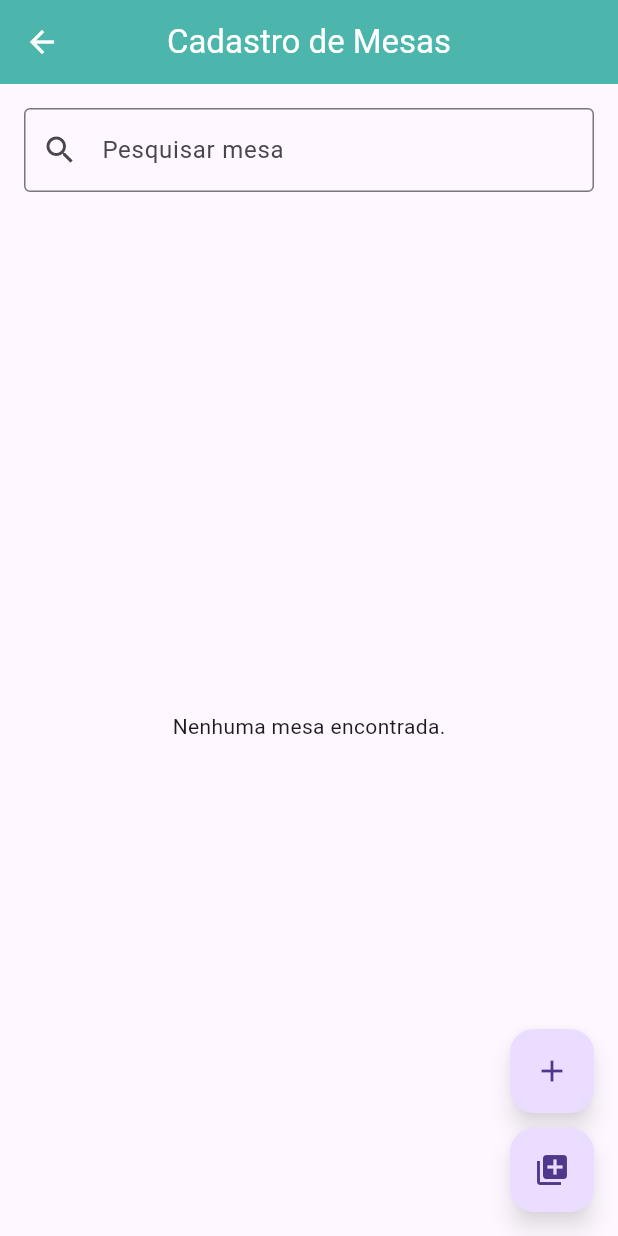
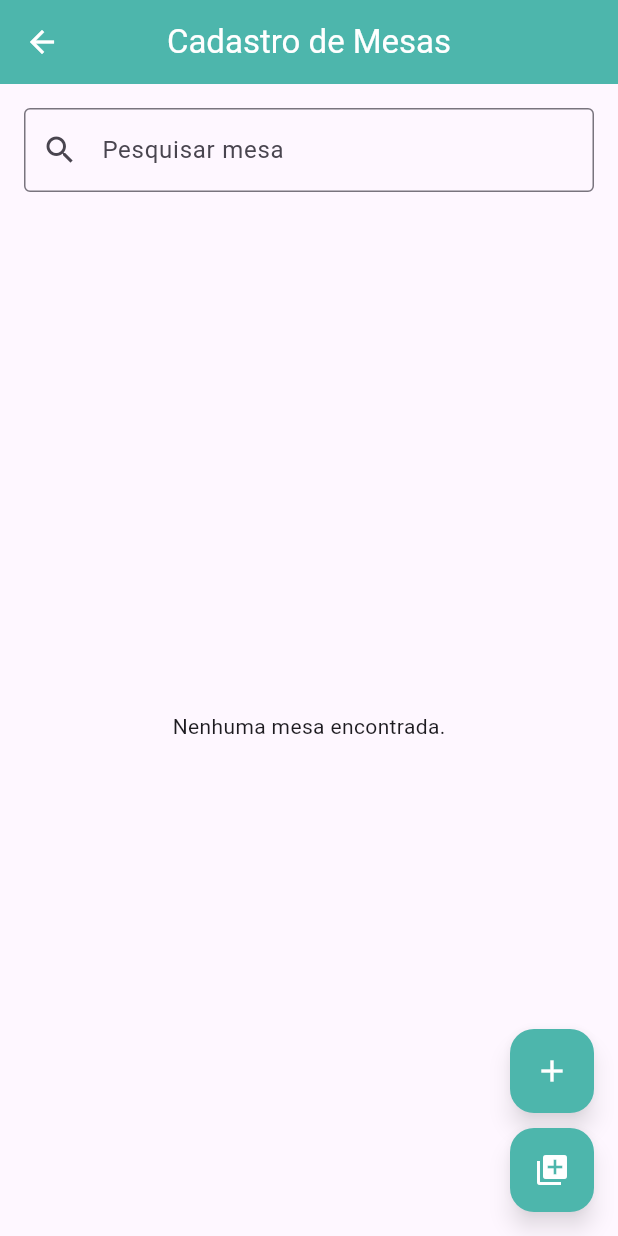
Before and after one commit to jandersonsiqueira/OrderSync, a Flutter app: the CadastroMesasPage screen opened directly, after a tap on the "add" icon, on a phone screen of 412 x 824 dp. Run offline on Flutter 3.47's test engine with Material 3 defaults, Android fonts, the phone set to English and light mode, and no system bars; our stand-ins replace firebase_auth, firebase_core, fl_chart, font_awesome_flutter, google_sign_in, shared_preferences; accounts and stored records are empty; network calls fail.

Commit message:
Alterações nos estilos dos botões flutuantes

```diff
--- a/mobile/lib/admin/cadastro_categorias/cadastro_categorias.dart
+++ b/mobile/lib/admin/cadastro_categorias/cadastro_categorias.dart
@@ -215,7 +215,8 @@ class _CadastroCategoriasPageState extends State<CadastroCategoriasPage> {
       ),
       floatingActionButton: FloatingActionButton(
         onPressed: () => _showCategoriaForm(),
-        child: const Icon(Icons.add),
+        backgroundColor: Theme.of(context).primaryColor,
+        child: const Icon(Icons.add, color: Colors.white)
       ),
     );
   }
--- a/mobile/lib/admin/cadastro_mesas/cadastro_mesas.dart
+++ b/mobile/lib/admin/cadastro_mesas/cadastro_mesas.dart
@@ -244,13 +244,15 @@ class _CadastroMesasPageState extends State<CadastroMesasPage> {
           FloatingActionButton(
             heroTag: 'addMesa',
             onPressed: _showAddMesaDialog,
-            child: const Icon(Icons.add),
+            backgroundColor: Theme.of(context).primaryColor,
+            child: const Icon(Icons.add, color: Colors.white),
           ),
           const SizedBox(height: 10),
           FloatingActionButton(
             heroTag: 'addMesasEmLote',
             onPressed: _showAddMesasEmLoteDialog,
-            child: const Icon(Icons.add_to_photos),
+            backgroundColor: Theme.of(context).primaryColor,
+            child: const Icon(Icons.add_to_photos, color: Colors.white),
           ),
         ],
       ),
--- a/mobile/lib/admin/cadastro_produtos/cadastro_produtos.dart
+++ b/mobile/lib/admin/cadastro_produtos/cadastro_produtos.dart
@@ -329,7 +329,8 @@ class _CadastroProdutosPageState extends State<CadastroProdutosPage> {
       ),
       floatingActionButton: FloatingActionButton(
         onPressed: () => _showProdutoForm(),
-        child: const Icon(Icons.add),
+        backgroundColor: Theme.of(context).primaryColor,
+        child: const Icon(Icons.add, color: Colors.white),
       ),
     );
   }
--- a/mobile/lib/mesas/pedido_parcial/pedidos_parciais_page.dart
+++ b/mobile/lib/mesas/pedido_parcial/pedidos_parciais_page.dart
@@ -129,7 +129,8 @@ class _PedidosParciaisPageState extends State<PedidosParciaisPage> {
             ),
           );
         },
-        child: Icon(Icons.receipt_long),
+        backgroundColor: Theme.of(context).primaryColor,
+        child: const Icon(Icons.receipt_long, color: Colors.white),
       ),
     );
   }
```
